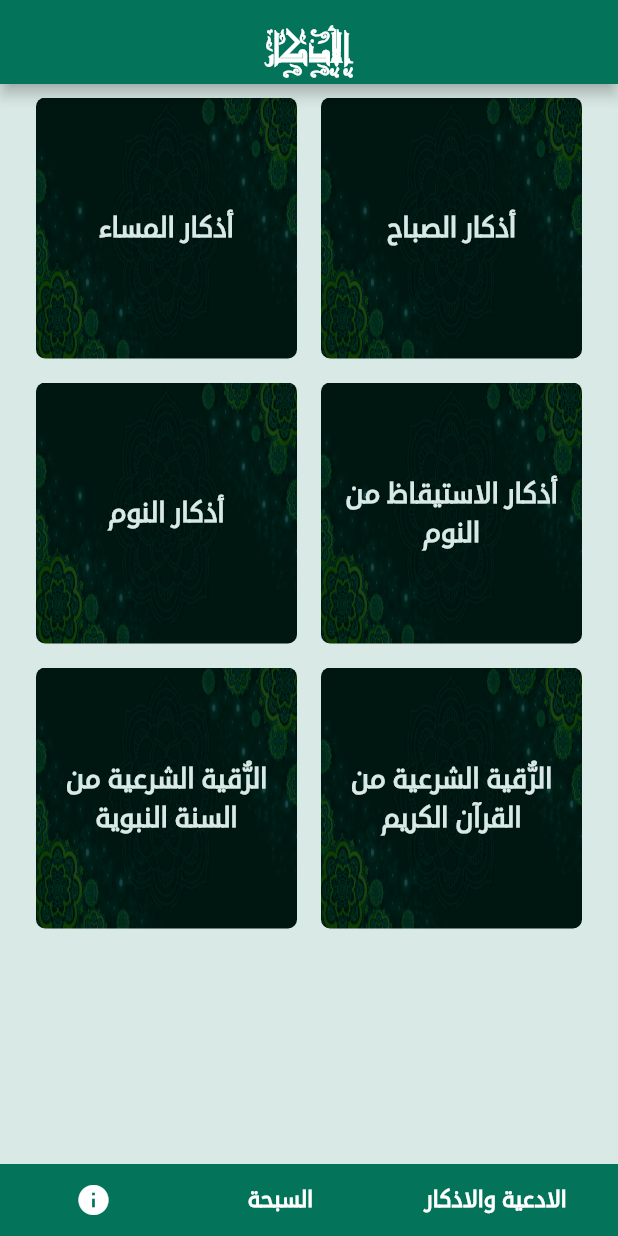
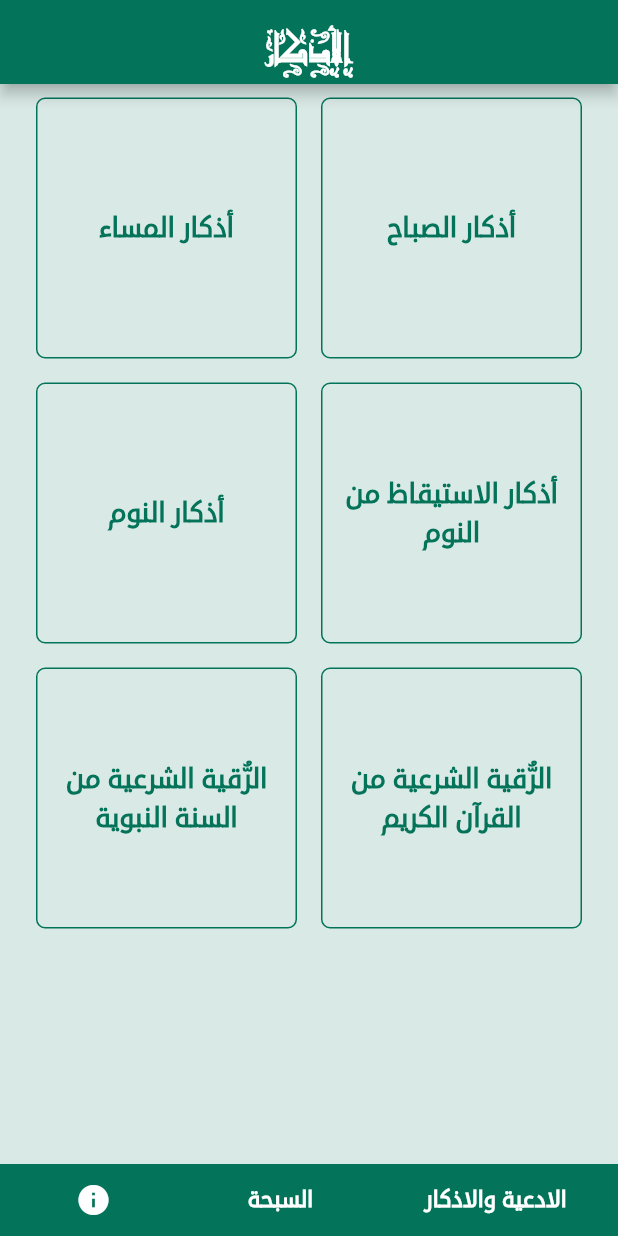
Before and after one commit to saeedhshm/my_sebha, a Flutter app: the screen it shows after launch, on a phone screen of 412 x 824 dp. Run offline on Flutter 3.47's test engine with Material 2 defaults, Android fonts, the phone set to English and light mode, and no system bars; our stand-ins replace flutter_tindercard, sleek_circular_slider, sqflite; missing offline and left inert: flutter_vibrate; accounts and stored records are empty; project files that could hold a hidden picture were left out.

Commit message:
Change Home

```diff
--- a/lib/screens/azkar_home.dart
+++ b/lib/screens/azkar_home.dart
@@ -46,18 +46,20 @@ class AzkarHomeScreen extends StatelessWidget {
                     padding: EdgeInsets.all(8),
                     child: Center(
                         child: Text(e,
-                            style: TextStyle(fontSize: 18, fontWeight: FontWeight.bold,color: AppColors.textLightColor,letterSpacing: 3,),
+                            style: TextStyle(fontSize: 18, fontWeight: FontWeight.bold,color: AppColors.darkGreen,letterSpacing: 3,),
 
                             textAlign: TextAlign.center)),
                     decoration: BoxDecoration(
                       borderRadius: BorderRadius.all(Radius.circular(6)),
+                        border: Border.all(color:AppColors.darkGreen ),
                         // color: Colors.greenAccent,
                         // backgroundBlendMode: BlendMode.colorDodge,
-                        image: DecorationImage(
-
-                            image: ExactAssetImage('assets/image/bg6.png'),
-                            // colorFilter: ColorFilter.mode(Colors.green, BlendMode.colorBurn),
-                            fit: BoxFit.fill)),
+                        // image: DecorationImage(
+                        //
+                        //     image: ExactAssetImage('assets/image/bg6.png'),
+                        //     colorFilter: ColorFilter.mode(Colors.blue, BlendMode.screen),
+                        //     fit: BoxFit.fill)
+                    ),
                   ),
                 ),
               ),
```
